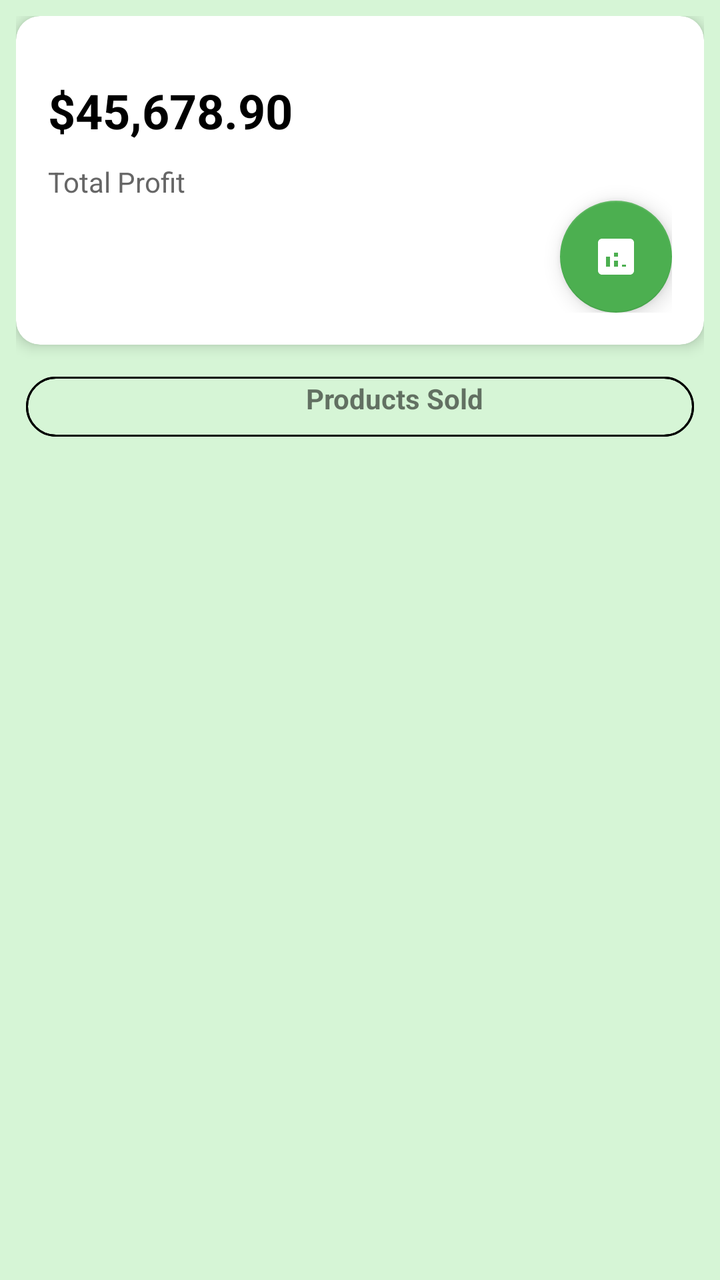
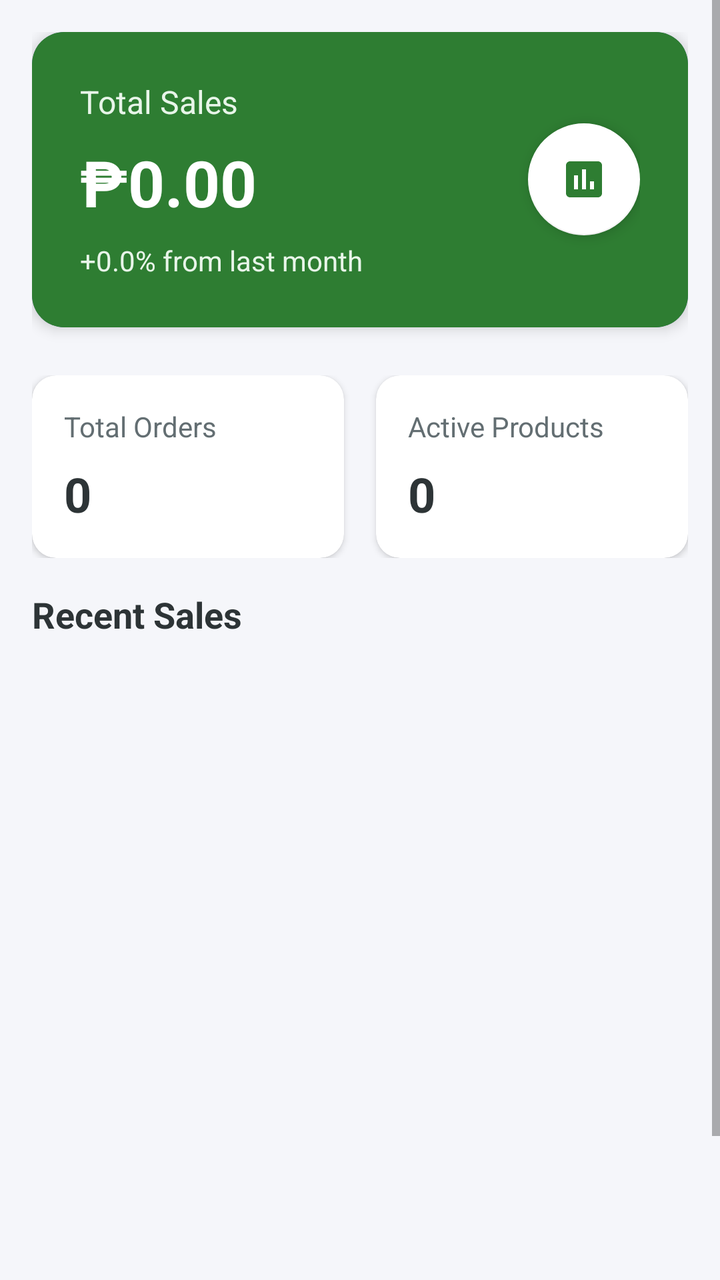

Before-and-after screenshots of an Android layout around one commit, followed by the original layout XML and the change that was made.
<!-- AndroidManifest.xml: application theme Theme.MyApp -->
<!-- res/layout/dashboard.xml -->
<LinearLayout xmlns:android="http://schemas.android.com/apk/res/android"
    xmlns:card_view="http://schemas.android.com/apk/res-auto"
    xmlns:tools="http://schemas.android.com/tools"
    android:layout_width="match_parent"
    android:layout_height="match_parent"
    xmlns:app="http://schemas.android.com/apk/res-auto"
    android:orientation="vertical"
    android:background="#D6F5D6"
    android:padding="8dp">

    
    <androidx.cardview.widget.CardView
        android:layout_width="match_parent"
        android:layout_height="wrap_content"
        card_view:cardCornerRadius="12dp"
        card_view:cardElevation="4dp"
        android:layout_marginBottom="16dp">

        <LinearLayout
            android:layout_width="match_parent"
            android:layout_height="match_parent"
            android:orientation="vertical"
            android:padding="16dp">

            <TextView
                android:id="@+id/Sales_Profit"
                android:layout_width="wrap_content"
                android:layout_height="wrap_content"
                android:layout_marginTop="15dp"
                android:text="$45,678.90"
                android:textColor="#000"
                android:textSize="24sp"
                android:textStyle="bold" />

            <TextView
                android:id="@+id/tvSubtitle"
                android:layout_width="wrap_content"
                android:layout_height="wrap_content"
                android:layout_marginTop="10dp"
                android:text="Total Profit"
                android:textColor="#666"
                android:textSize="14sp" />
            
            <com.google.android.material.floatingactionbutton.FloatingActionButton
                android:id="@+id/fabAnalytics"
                android:layout_width="wrap_content"
                android:layout_height="wrap_content"
                android:layout_gravity="bottom|end"
                android:layout_margin="0dp"
                android:src="@drawable/ic_analytics"
                app:backgroundTint="#4CAF50"
                app:rippleColor="#388E3C"
                app:tint="@android:color/white" />
        </LinearLayout>
    </androidx.cardview.widget.CardView>

    
    <LinearLayout
        android:layout_width="match_parent"
        android:layout_height="wrap_content"
        android:orientation="horizontal"
        android:weightSum="2"
        android:layout_marginBottom="12dp">

        
        <LinearLayout
            android:layout_width="match_parent"
            android:layout_height="wrap_content"
            android:layout_marginLeft="5dp"
            android:layout_marginRight="5dp"
            android:layout_weight="1"
            android:background="@drawable/rounded_corner"
            android:orientation="vertical">
            <LinearLayout
                android:layout_width="match_parent"
                android:layout_height="30dp"
                android:paddingBottom="8dp"
                android:background="@drawable/rounded_corner">
                <TextView
                    android:layout_width="166dp"
                    android:layout_height="wrap_content"
                    android:layout_gravity="center"
                    android:layout_marginLeft="140dp"
                    android:text="Products Sold"
                    android:textStyle="bold" />
            </LinearLayout>

            <androidx.recyclerview.widget.RecyclerView
                android:id="@+id/recyclerSold"
                android:layout_width="match_parent"
                android:layout_height="wrap_content"
                android:contentDescription="@string/invalid_password" />
        </LinearLayout>

        
        <LinearLayout
            android:layout_width="0dp"
            android:layout_height="wrap_content"
            android:layout_weight="1"
            android:background="@drawable/rounded_corner"
            android:orientation="vertical"/>
    </LinearLayout>



</LinearLayout>
<!-- resources referenced by this layout -->
<resources>
  <!-- drawable ic_analytics (drawable) -->
  <vector xmlns:android="http://schemas.android.com/apk/res/android"
      android:width="24dp"
      android:height="24dp"
      android:viewportWidth="24"
      android:viewportHeight="24"
      android:tint="#FFFFFF">
      <path
          android:fillColor="@android:color/white"
          android:pathData="M19,3H5c-1.1,0 -2,0.9 -2,2v14c0,1.1 0.9,2 2,2h14c1.1,0 2,-0.9 2,-2V5c0,-1.1 -0.9,-2 -2,-2zM9,17H7v-5h2v5zM13,17h-2v-3h2v3zM13,12h-2v-2h2v2zM17,17h-2v-1h2v1z"/>
  </vector>
  <!-- drawable rounded_corner (drawable) -->
  <?xml version="1.0" encoding="utf-8"?>
  <shape xmlns:android="http://schemas.android.com/apk/res/android"
      android:shape="rectangle">
      <corners android:radius="15dp"/>
      <stroke android:width="1dip" android:color="@color/black" />
  
  </shape>
  <string name="invalid_password">Password must be &gt;5 characters</string>
  <style name="Theme.MyApp" parent="Theme.AppCompat.Light.NoActionBar">
  
      </style>
  <color name="black">#FF000000</color>
</resources>

<!-- the commit's change to res/layout/dashboard.xml (unified diff, before → after) -->
@@ -1,106 +1,170 @@
-<LinearLayout xmlns:android="http://schemas.android.com/apk/res/android"
-    xmlns:card_view="http://schemas.android.com/apk/res-auto"
-    xmlns:tools="http://schemas.android.com/tools"
+<?xml version="1.0" encoding="utf-8"?>
+<ScrollView xmlns:android="http://schemas.android.com/apk/res/android"
+    xmlns:app="http://schemas.android.com/apk/res-auto"
     android:layout_width="match_parent"
     android:layout_height="match_parent"
-    xmlns:app="http://schemas.android.com/apk/res-auto"
-    android:orientation="vertical"
-    android:background="#D6F5D6"
-    android:padding="8dp">
+    android:background="@color/background_color">
 
-    
-    <androidx.cardview.widget.CardView
-        android:layout_width="match_parent"
-        android:layout_height="wrap_content"
-        card_view:cardCornerRadius="12dp"
-        card_view:cardElevation="4dp"
-        android:layout_marginBottom="16dp">
-
-        <LinearLayout
-            android:layout_width="match_parent"
-            android:layout_height="match_parent"
-            android:orientation="vertical"
-            android:padding="16dp">
-
-            <TextView
-                android:id="@+id/Sales_Profit"
-                android:layout_width="wrap_content"
-                android:layout_height="wrap_content"
-                android:layout_marginTop="15dp"
-                android:text="$45,678.90"
-                android:textColor="#000"
-                android:textSize="24sp"
-                android:textStyle="bold" />
-
-            <TextView
-                android:id="@+id/tvSubtitle"
-                android:layout_width="wrap_content"
-                android:layout_height="wrap_content"
-                android:layout_marginTop="10dp"
-                android:text="Total Profit"
-                android:textColor="#666"
-                android:textSize="14sp" />
-            
-            <com.google.android.material.floatingactionbutton.FloatingActionButton
-                android:id="@+id/fabAnalytics"
-                android:layout_width="wrap_content"
-                android:layout_height="wrap_content"
-                android:layout_gravity="bottom|end"
-                android:layout_margin="0dp"
-                android:src="@drawable/ic_analytics"
-                app:backgroundTint="#4CAF50"
-                app:rippleColor="#388E3C"
-                app:tint="@android:color/white" />
-        </LinearLayout>
-    </androidx.cardview.widget.CardView>
-
-    
     <LinearLayout
         android:layout_width="match_parent"
         android:layout_height="wrap_content"
-        android:orientation="horizontal"
-        android:weightSum="2"
-        android:layout_marginBottom="12dp">
+        android:orientation="vertical"
+        android:padding="16dp">
+
+        
+        <androidx.cardview.widget.CardView
+            android:layout_width="match_parent"
+            android:layout_height="wrap_content"
+            android:layout_marginBottom="24dp"
+            app:cardCornerRadius="16dp"
+            app:cardElevation="4dp"
+            app:cardBackgroundColor="@color/colorPrimary">
+
+            <LinearLayout
+                android:layout_width="match_parent"
+                android:layout_height="wrap_content"
+                android:orientation="horizontal"
+                android:background = "#2E7D32"
+                android:padding="24dp">
+
+                <LinearLayout
+                    android:layout_width="0dp"
+                    android:layout_height="wrap_content"
+                    android:layout_weight="1"
+                    android:orientation="vertical">
+
+                    <TextView
+                        android:layout_width="wrap_content"
+                        android:layout_height="wrap_content"
+                        android:text="Total Sales"
+                        android:textColor="#E8F5E9"
+                        android:textSize="16sp"/>
+
+                    <TextView
+                        android:id="@+id/SalesProfit"
+                        android:layout_width="wrap_content"
+                        android:layout_height="wrap_content"
+                        android:layout_marginTop="8dp"
+                        android:text="₱0.00"
+                        android:textColor="#FFFFFF"
+                        android:textSize="32sp"
+                        android:textStyle="bold"/>
+
+                    <TextView
+                        android:id="@+id/Subtitle"
+                        android:layout_width="wrap_content"
+                        android:layout_height="wrap_content"
+                        android:layout_marginTop="8dp"
+                        android:text="+0.0% from last month"
+                        android:textColor="#E8F5E9"
+                        android:textSize="14sp"/>
+                </LinearLayout>
+
+                <com.google.android.material.floatingactionbutton.FloatingActionButton
+                    android:id="@+id/fabAnalytics"
+                    android:layout_width="wrap_content"
+                    android:layout_height="wrap_content"
+                    android:layout_gravity="center_vertical"
+                    android:layout_marginStart="16dp"
+                    android:src="@drawable/ic_analytics"
+                    app:backgroundTint="#FFFFFF"
+                    app:rippleColor="#E8F5E9"
+                    app:tint="#2E7D32"
+                    app:elevation="4dp"/>
+            </LinearLayout>
+        </androidx.cardview.widget.CardView>
 
         
         <LinearLayout
             android:layout_width="match_parent"
             android:layout_height="wrap_content"
-            android:layout_marginLeft="5dp"
-            android:layout_marginRight="5dp"
-            android:layout_weight="1"
-            android:background="@drawable/rounded_corner"
-            android:orientation="vertical">
-            <LinearLayout
-                android:layout_width="match_parent"
-                android:layout_height="30dp"
-                android:paddingBottom="8dp"
-                android:background="@drawable/rounded_corner">
-                <TextView
-                    android:layout_width="166dp"
+            android:orientation="horizontal"
+            android:layout_marginBottom="16dp">
+
+            
+            <androidx.cardview.widget.CardView
+                android:layout_width="0dp"
+                android:layout_height="wrap_content"
+                android:layout_weight="1"
+                android:layout_marginEnd="8dp"
+                app:cardCornerRadius="12dp"
+                app:cardElevation="2dp">
+
+                <LinearLayout
+                    android:layout_width="match_parent"
                     android:layout_height="wrap_content"
-                    android:layout_gravity="center"
-                    android:layout_marginLeft="140dp"
-                    android:text="Products Sold"
-                    android:textStyle="bold" />
-            </LinearLayout>
+                    android:orientation="vertical"
+                    android:padding="16dp">
 
-            <androidx.recyclerview.widget.RecyclerView
-                android:id="@+id/recyclerSold"
-                android:layout_width="match_parent"
+                    <TextView
+                        android:layout_width="wrap_content"
+                        android:layout_height="wrap_content"
+                        android:text="Total Orders"
+                        android:textColor="@color/text_color_secondary"
+                        android:textSize="14sp"/>
+
+                    <TextView
+                        android:id="@+id/total_Orders_Count"
+                        android:layout_width="wrap_content"
+                        android:layout_height="wrap_content"
+                        android:layout_marginTop="8dp"
+                        android:text="0"
+                        android:textColor="@color/text_color_primary"
+                        android:textSize="24sp"
+                        android:textStyle="bold"/>
+                </LinearLayout>
+            </androidx.cardview.widget.CardView>
+
+            
+            <androidx.cardview.widget.CardView
+                android:layout_width="0dp"
                 android:layout_height="wrap_content"
-                android:contentDescription="@string/invalid_password" />
+                android:layout_weight="1"
+                android:layout_marginStart="8dp"
+                app:cardCornerRadius="12dp"
+                app:cardElevation="2dp">
+
+                <LinearLayout
+                    android:layout_width="match_parent"
+                    android:layout_height="wrap_content"
+                    android:orientation="vertical"
+                    android:padding="16dp">
+
+                    <TextView
+                        android:layout_width="wrap_content"
+                        android:layout_height="wrap_content"
+                        android:text="Active Products"
+                        android:textColor="@color/text_color_secondary"
+                        android:textSize="14sp"/>
+
+                    <TextView
+                        android:id="@+id/active_Products_Count"
+                        android:layout_width="wrap_content"
+                        android:layout_height="wrap_content"
+                        android:layout_marginTop="8dp"
+                        android:text="0"
+                        android:textColor="@color/text_color_primary"
+                        android:textSize="24sp"
+                        android:textStyle="bold"/>
+                </LinearLayout>
+            </androidx.cardview.widget.CardView>
         </LinearLayout>
 
         
-        <LinearLayout
-            android:layout_width="0dp"
+        <TextView
+            android:layout_width="match_parent"
             android:layout_height="wrap_content"
-            android:layout_weight="1"
-            android:background="@drawable/rounded_corner"
-            android:orientation="vertical"/>
+            android:text="Recent Sales"
+            android:textColor="@color/text_color_primary"
+            android:textSize="18sp"
+            android:textStyle="bold"
+            android:layout_marginBottom="16dp"/>
+
+        <androidx.recyclerview.widget.RecyclerView
+            android:id="@+id/recyclerSold"
+            android:layout_width="match_parent"
+            android:layout_height="354dp"
+            android:layout_marginBottom="16dp" />
+
     </LinearLayout>
-
-
-
-</LinearLayout>
+</ScrollView>
<!-- resource entries referenced after the edit -->
@@ -1,28 +1,38 @@
 <!-- resources referenced by this layout -->
 <resources>
+  <color name="background_color">#F5F6FA</color>
+  <color name="colorPrimary">#3F51B5</color>
+  <color name="text_color_primary">#2D3436</color>
+  <color name="text_color_secondary">#636E72</color>
   <!-- drawable ic_analytics (drawable) -->
+  <?xml version="1.0" encoding="utf-8"?>
   <vector xmlns:android="http://schemas.android.com/apk/res/android"
       android:width="24dp"
       android:height="24dp"
       android:viewportWidth="24"
-      android:viewportHeight="24"
-      android:tint="#FFFFFF">
+      android:viewportHeight="24">
       <path
-          android:fillColor="@android:color/white"
-          android:pathData="M19,3H5c-1.1,0 -2,0.9 -2,2v14c0,1.1 0.9,2 2,2h14c1.1,0 2,-0.9 2,-2V5c0,-1.1 -0.9,-2 -2,-2zM9,17H7v-5h2v5zM13,17h-2v-3h2v3zM13,12h-2v-2h2v2zM17,17h-2v-1h2v1z"/>
+          android:fillColor="#000000"
+          android:pathData="M19,3L5,3c-1.1,0 -2,0.9 -2,2v14c0,1.1 0.9,2 2,2h14c1.1,0 2,-0.9 2,-2L21,5c0,-1.1 -0.9,-2 -2,-2zM9,17L7,17v-7h2v7zM13,17h-2L11,7h2v10zM17,17h-2v-4h2v4z"/>
   </vector>
-  <!-- drawable rounded_corner (drawable) -->
-  <?xml version="1.0" encoding="utf-8"?>
-  <shape xmlns:android="http://schemas.android.com/apk/res/android"
-      android:shape="rectangle">
-      <corners android:radius="15dp"/>
-      <stroke android:width="1dip" android:color="@color/black" />
-  
-  </shape>
-  <string name="invalid_password">Password must be &gt;5 characters</string>
-  <style name="Theme.MyApp" parent="Theme.AppCompat.Light.NoActionBar">
-  
+  <style name="Theme.MyApp" parent="Theme.MaterialComponents.Light.NoActionBar">
+          
+          <item name="colorPrimary">@color/purple_500</item>
+          <item name="colorPrimaryVariant">@color/purple_700</item>
+          <item name="colorOnPrimary">@color/white</item>
+          
+          <item name="colorSecondary">@color/teal_200</item>
+          <item name="colorSecondaryVariant">@color/teal_700</item>
+          <item name="colorOnSecondary">@color/black</item>
+          
+          <item name="android:statusBarColor">?attr/colorPrimaryVariant</item>
+          
       </style>
+  <color name="purple_500">#FF6200EE</color>
+  <color name="purple_700">#FF3700B3</color>
+  <color name="white">#FFFFFFFF</color>
+  <color name="teal_200">#FF03DAC5</color>
+  <color name="teal_700">#FF018786</color>
   <color name="black">#FF000000</color>
 </resources>
 
